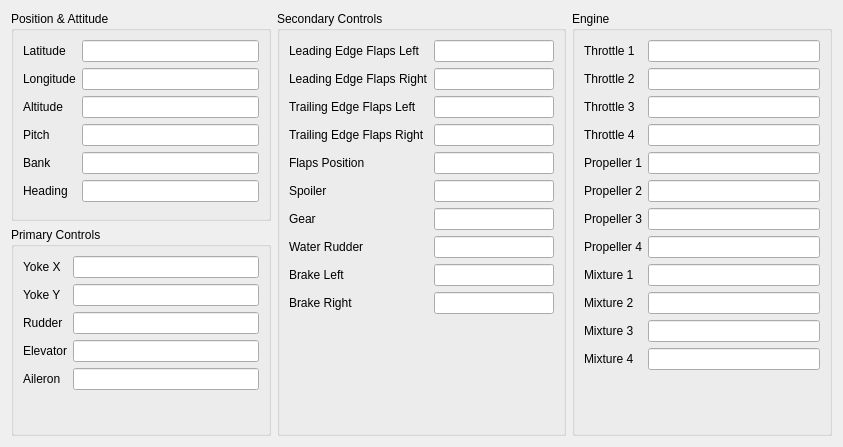
till213/SkyDolly, file src/UserInterface/src/Widgets/SimulationVariablesWidget.ui: the form before one commit.
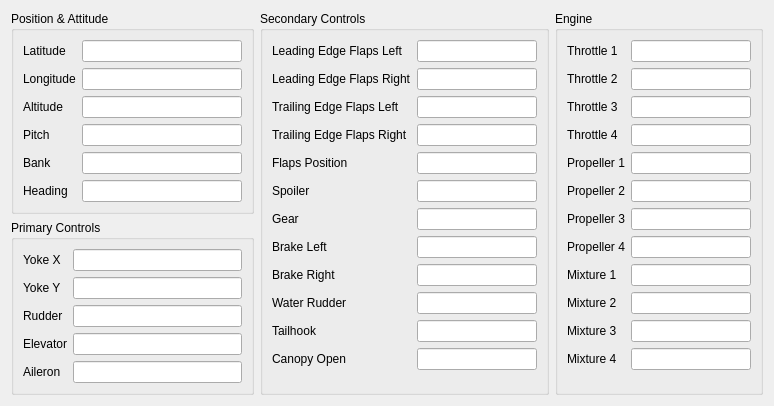
The form after the commit.

Commit message: Add tailhook and canopy open simulation variables

Patch:
```diff
--- a/src/UserInterface/src/Widgets/SimulationVariablesWidget.ui
+++ b/src/UserInterface/src/Widgets/SimulationVariablesWidget.ui
@@ -6,8 +6,8 @@
    <rect>
     <x>0</x>
     <y>0</y>
-    <width>843</width>
-    <height>447</height>
+    <width>744</width>
+    <height>400</height>
    </rect>
   </property>
   <property name="windowTitle">
@@ -275,33 +275,13 @@
        </widget>
       </item>
       <item row="7" column="0">
-       <widget class="QLabel" name="label_44">
-        <property name="text">
-         <string>Water Rudder</string>
-        </property>
-       </widget>
-      </item>
-      <item row="7" column="1">
-       <widget class="QLineEdit" name="waterRudderLineEdit">
-        <property name="minimumSize">
-         <size>
-          <width>120</width>
-          <height>0</height>
-         </size>
-        </property>
-        <property name="readOnly">
-         <bool>true</bool>
-        </property>
-       </widget>
-      </item>
-      <item row="8" column="0">
        <widget class="QLabel" name="label_45">
         <property name="text">
          <string>Brake Left</string>
         </property>
        </widget>
       </item>
-      <item row="8" column="1">
+      <item row="7" column="1">
        <widget class="QLineEdit" name="brakeLeftLineEdit">
         <property name="minimumSize">
          <size>
@@ -314,14 +294,14 @@
         </property>
        </widget>
       </item>
-      <item row="9" column="0">
+      <item row="8" column="0">
        <widget class="QLabel" name="label_46">
         <property name="text">
          <string>Brake Right</string>
         </property>
        </widget>
       </item>
-      <item row="9" column="1">
+      <item row="8" column="1">
        <widget class="QLineEdit" name="brakeRightLineEdit">
         <property name="minimumSize">
          <size>
@@ -334,6 +314,69 @@
         </property>
        </widget>
       </item>
+      <item row="9" column="0">
+       <widget class="QLabel" name="label_44">
+        <property name="text">
+         <string>Water Rudder</string>
+        </property>
+       </widget>
+      </item>
+      <item row="9" column="1">
+       <widget class="QLineEdit" name="waterRudderLineEdit">
+        <property name="minimumSize">
+         <size>
+          <width>120</width>
+          <height>0</height>
+         </size>
+        </property>
+        <property name="readOnly">
+         <bool>true</bool>
+        </property>
+       </widget>
+      </item>
+      <item row="10" column="0">
+       <widget class="QLabel" name="label_60">
+        <property name="text">
+         <string>Tailhook</string>
+        </property>
+       </widget>
+      </item>
+      <item row="10" column="1">
+       <widget class="QLineEdit" name="tailhookLineEdit">
+        <property name="minimumSize">
+         <size>
+          <width>120</width>
+          <height>0</height>
+         </size>
+        </property>
+        <property name="readOnly">
+         <bool>true</bool>
+        </property>
+       </widget>
+      </item>
+      <item row="11" column="0">
+       <widget class="QLabel" name="label_61">
+        <property name="text">
+         <string>Canopy Open</string>
+        </property>
+       </widget>
+      </item>
+      <item row="11" column="1">
+       <widget class="QLineEdit" name="canopyOpenLineEdit">
+        <property name="minimumSize">
+         <size>
+          <width>120</width>
+          <height>0</height>
+         </size>
+        </property>
+        <property name="text">
+         <string/>
+        </property>
+        <property name="readOnly">
+         <bool>true</bool>
+        </property>
+       </widget>
+      </item>
      </layout>
     </widget>
    </item>
```
The commit also changes 13 other files.
